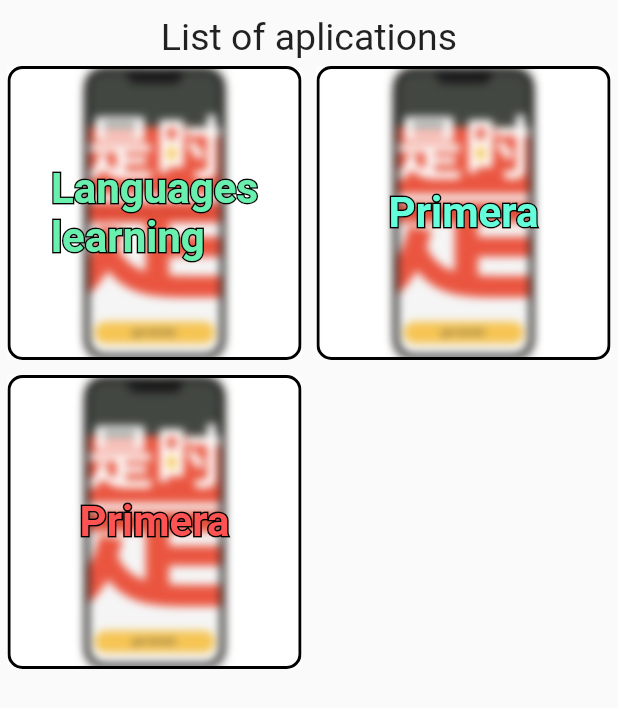
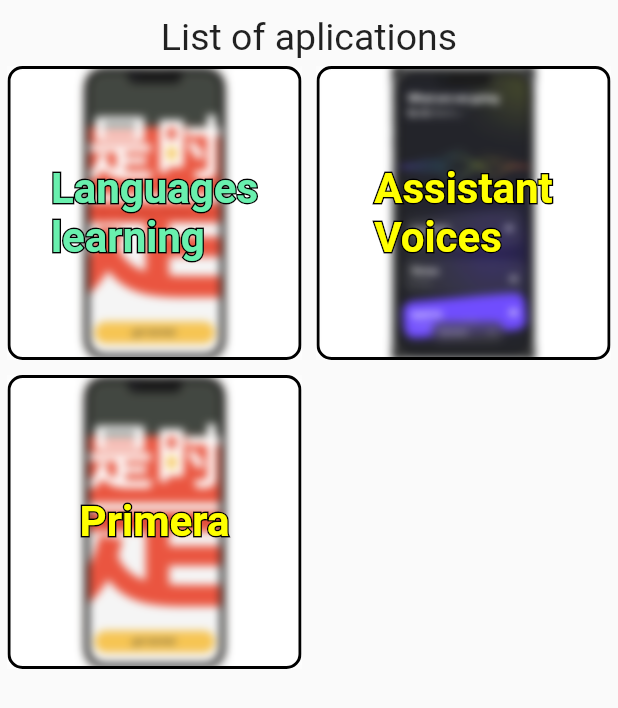
Before and after one commit to EdisonBobadillaChancafe/fluttersamples, a Flutter app: the screen it shows after launch, on a phone screen of 412 x 824 dp. Shown: the top 708 px of the screen. Run offline on Flutter 3.47's test engine with Material 2 defaults, Android fonts, the phone set to English and light mode, and no system bars; our stand-ins replace go_router.

Commit message:
Second App Avance

```diff
--- a/lib/mainlist.dart
+++ b/lib/mainlist.dart
@@ -36,9 +36,13 @@ class MainList extends StatelessWidget {
                 '/languagelearning',
                 'assets/main/images/languagesapp.png',
               ),
-              _listViewOptional(context, 'Primera', Colors.tealAccent, '',
-                  'assets/main/images/languagesapp.png'),
-              _listViewOptional(context, 'Primera', Colors.redAccent, '',
+              _listViewOptional(
+                  context,
+                  'Assistant\nVoices',
+                  Colors.yellowAccent,
+                  '/voiceassistant',
+                  'assets/main/images/VoiceAssistantApp.png'),
+              _listViewOptional(context, 'Primera', Colors.yellowAccent, '',
                   'assets/main/images/languagesapp.png'),
             ],
           ),
--- a/lib/routes.dart
+++ b/lib/routes.dart
@@ -1,5 +1,6 @@
 import 'package:go_router/go_router.dart';
 
+import 'app_clone/assistant_voice/mainscreen.dart';
 import 'app_clone/language_learning_mobile/splashscreen.dart';
 import 'app_clone/language_learning_mobile/mainscreen.dart';
 import 'app_clone/language_learning_mobile/wordscreen.dart';
@@ -34,7 +35,11 @@ final router = GoRouter(
                         ),
                       )
                     ]),
-              ])
+              ]),
+          GoRoute(
+            path: 'voiceassistant',
+            builder: (context, state) => MainScreenAssistantVoice(),
+          )
         ]),
   ],
 );
```
Also changed, not shown: lib/app_clone/assistant_voice/Config.dart (added, +8 -0 lines), lib/app_clone/assistant_voice/mainscreen.dart (added, +40 -0 lines), pubspec.yaml (+12 -0 lines), assets/main/images/VoiceAssistantApp.png (added), assets/main/images/language_language_preview.jpeg (deleted), fonts/Assistant_voice/static/Signika-Bold.ttf (added), fonts/Assistant_voice/static/Signika-Light.ttf (added), fonts/Assistant_voice/static/Signika-Medium.ttf (added), fonts/Assistant_voice/static/Signika-Regular.ttf (added), fonts/Assistant_voice/static/Signika-SemiBold.ttf (added).
